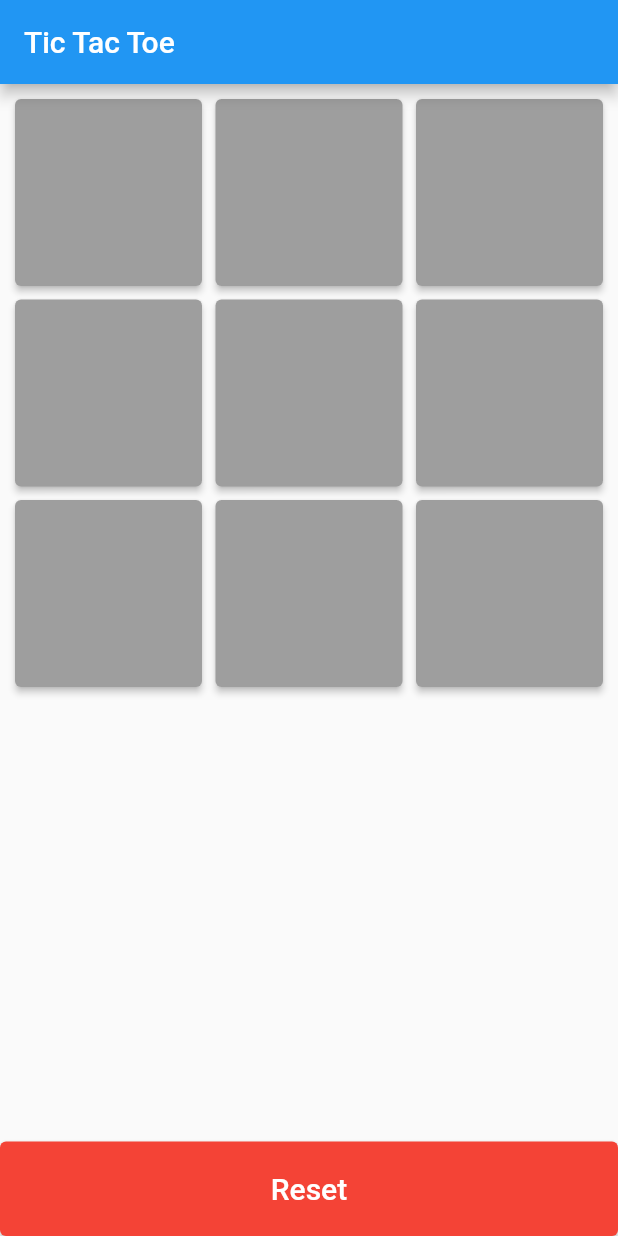
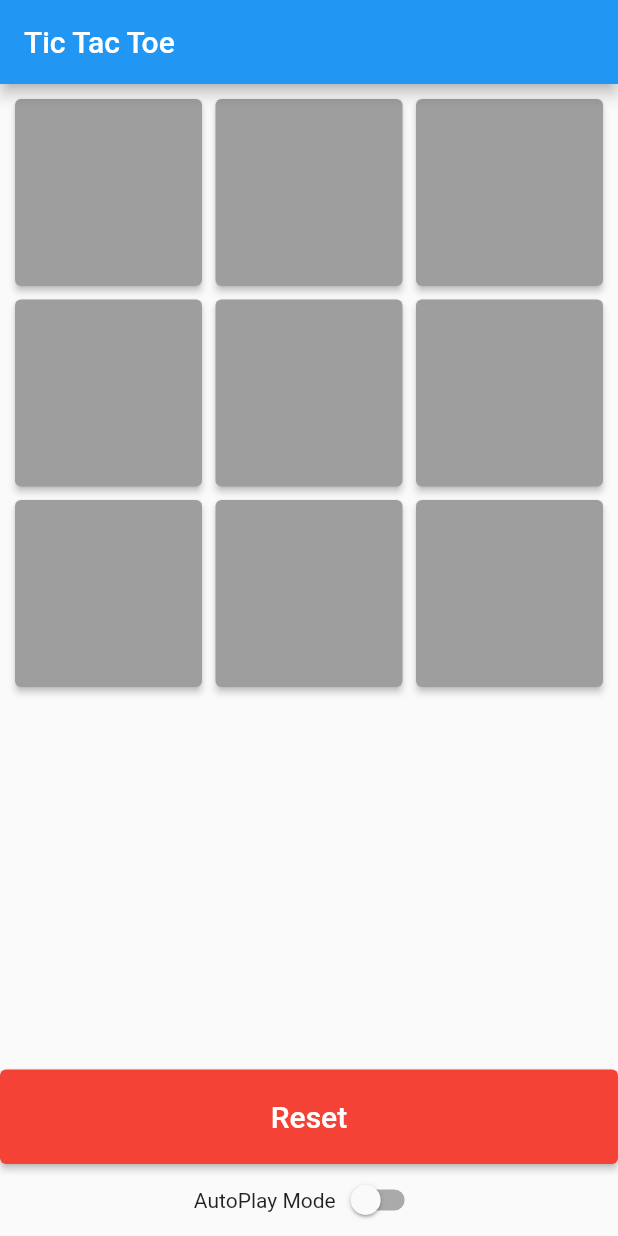
Before and after one commit to praneethsattavaram/TicTacToe, a Flutter app: the screen it shows after launch, on a phone screen of 412 x 824 dp. Run offline on Flutter 3.47's test engine with Material 2 defaults, Android fonts, the phone set to English and light mode, and no system bars.

Commit message:
Update home_page.dart for multiplayer and autoplay

```diff
--- a/lib/home_page.dart
+++ b/lib/home_page.dart
@@ -1,13 +1,11 @@
-// ignore_for_file: unnecessary_new, prefer_const_constructors, unused_local_variable
 import 'dart:math';
 import 'package:flutter/material.dart';
 import 'package:tictactoe/game_button.dart';
-
 import 'package:tictactoe/custom_dialog.dart';
 
 class HomePage extends StatefulWidget {
   @override
-  _HomePageState createState() => new _HomePageState();
+  _HomePageState createState() => _HomePageState();
 }
 
 class _HomePageState extends State<HomePage> {
@@ -15,6 +13,7 @@ class _HomePageState extends State<HomePage> {
   var player1;
   var player2;
   var activePlayer;
+  bool autoPlayMode = false;
 
   @override
   void initState() {
@@ -28,15 +27,15 @@ class _HomePageState extends State<HomePage> {
     activePlayer = 1;
 
     var gameButtons = <GameButton>[
-      new GameButton(id: 1),
-      new GameButton(id: 2),
-      new GameButton(id: 3),
-      new GameButton(id: 4),
-      new GameButton(id: 5),
-      new GameButton(id: 6),
-      new GameButton(id: 7),
-      new GameButton(id: 8),
-      new GameButton(id: 9),
+      GameButton(id: 1),
+      GameButton(id: 2),
+      GameButton(id: 3),
+      GameButton(id: 4),
+      GameButton(id: 5),
+      GameButton(id: 6),
+      GameButton(id: 7),
+      GameButton(id: 8),
+      GameButton(id: 9),
     ];
     return gameButtons;
   }
@@ -49,20 +48,28 @@ class _HomePageState extends State<HomePage> {
         activePlayer = 2;
         player1.add(gb.id);
       } else {
-        gb.text = "0";
+        gb.text = "O";
         gb.bg = Colors.black;
         player2.add(gb.id);
+        activePlayer = 1;
       }
       gb.enabled = false;
+
       int winner = checkWinner();
       if (winner == -1) {
         if (buttonsList.every((p) => p.text != "")) {
           showDialog(
-              context: context,
-              builder: (_) => new CustomDialog(" Game Tied",
-                  "Press the reset button to start again", resetGame));
+            context: context,
+            builder: (_) => CustomDialog(
+              "Game Tied",
+              "Press the reset button to start again",
+              resetGame,
+            ),
+          );
         } else {
-          activePlayer == 2 ? autoPlay() : null;
+          if (autoPlayMode && activePlayer == 2) {
+            autoPlay();
+          }
         }
       }
     });
@@ -70,18 +77,39 @@ class _HomePageState extends State<HomePage> {
 
   void autoPlay() {
     var emptyCells = [];
-    var list = new List.generate(9, (i) => i + 1);
+    var list = List.generate(9, (i) => i + 1);
     for (var cellID in list) {
       if (!(player1.contains(cellID) || player2.contains(cellID))) {
         emptyCells.add(cellID);
       }
     }
 
-    var r = new Random();
-    var randIndex = r.nextInt(emptyCells.length - 1);
-    var cellID = emptyCells[randIndex];
-    int i = buttonsList.indexWhere((p) => p.id == cellID);
-    playGame(buttonsList[i]);
+    if (emptyCells.isNotEmpty) {
+      var r = Random();
+      var randIndex = r.nextInt(emptyCells.length);
+      var cellID = emptyCells[randIndex];
+      int i = buttonsList.indexWhere((p) => p.id == cellID);
+
+      setState(() {
+        buttonsList[i].text = "O";
+        buttonsList[i].bg = Colors.black;
+        buttonsList[i].enabled = false;
+        player2.add(cellID);
+        activePlayer = 1;
+      });
+    }
+
+    int winner = checkWinner();
+    if (winner == -1 && buttonsList.every((p) => p.text != "")) {
+      showDialog(
+        context: context,
+        builder: (_) => CustomDialog(
+          "Game Tied",
+          "Press the reset button to start again",
+          resetGame,
+        ),
+      );
+    }
   }
 
   int checkWinner() {
@@ -171,58 +199,6 @@ class _HomePageState extends State<HomePage> {
     });
   }
 
-//   @override
-//   Widget build(BuildContext context) {
-//     return new Scaffold(
-//       appBar: new AppBar(
-//         title: new Text("Tic Tac Toe"),
-//       ),
-//       body: new Column(
-//         mainAxisAlignment: MainAxisAlignment.start,
-//         crossAxisAlignment: CrossAxisAlignment.stretch,
-//         children: <Widget>[
-//           new Expanded(
-//             child: new GridView.builder(
-//             padding: const EdgeInsets.all(10.0),
-//             gridDelegate: new SliverGridDelegateWithFixedCrossAxisCount(
-//               crossAxisCount: 3,
-//               childAspectRatio: 1.0,
-//               crossAxisSpacing: 9.0,
-//               mainAxisSpacing: 9.0,
-//             ),
-//             itemCount: buttonsList.length,
-//             itemBuilder: (context, i) => new SizedBox(
-//               width: 100.0,
-//               height: 100.0,
-//               child: new RaisedButton(
-//                 padding: const EdgeInsets.all(8.0),
-//                 onPressed:
-//                     buttonsList[i].enabled ? () => playGame(buttonsList[i]) : null,
-//                 child: new Text(
-//                   buttonsList[i].text,
-//                   style: new TextStyle(color: Colors.white, fontSize: 20.0),
-//                 ),
-//                 color: buttonsList[i].bg,
-//                 disabledColor: buttonsList[i].bg,
-//               ),
-//             ),
-//                   ),
-//           ),
-//           new RaisedButton(
-//             child: new Text(
-//               "Reset",
-//               style: new TextStyle(color: Colors.white, fontSize: 20.0),
-//             ),
-//             color: Colors.red,
-//           padding: const EdgeInsets.all(20.0),
-//           onPressed: resetGame,
-//             )
-//         ],
-//       )
-//     );
-//   }
-// }
-
   @override
   Widget build(BuildContext context) {
     return Scaffold(
@@ -273,6 +249,20 @@ class _HomePageState extends State<HomePage> {
               style: TextStyle(color: Colors.white, fontSize: 20.0),
             ),
           ),
+          Row(
+            mainAxisAlignment: MainAxisAlignment.center,
+            children: <Widget>[
+              Text("AutoPlay Mode"),
+              Switch(
+                value: autoPlayMode,
+                onChanged: (value) {
+                  setState(() {
+                    autoPlayMode = value;
+                  });
+                },
+              ),
+            ],
+          ),
         ],
       ),
     );
```
